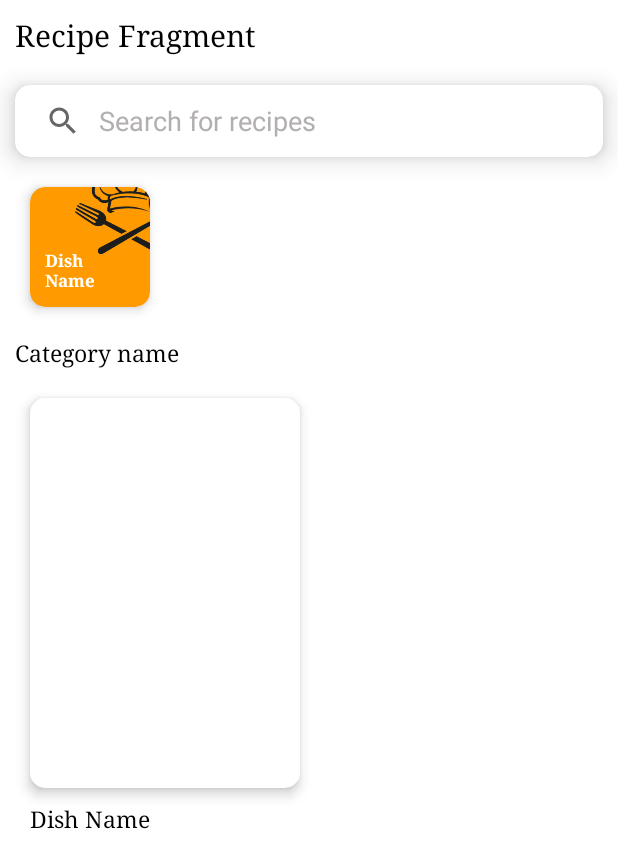
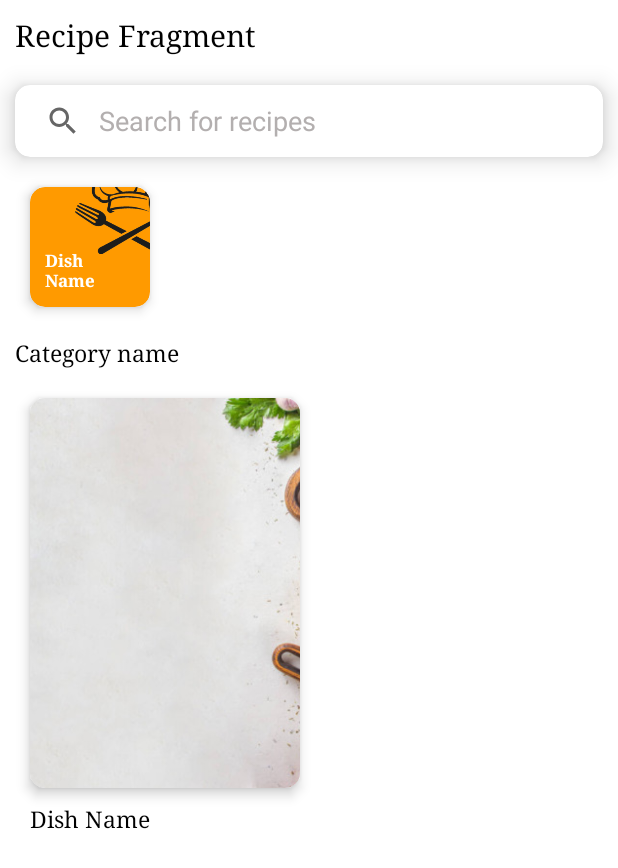
Before and after one commit to Yousuft414/ChefItUpApp, an Android app: the layout fragment_recipe_home.xml on its own in the app's theme, with its tools: preview values and no code run, on a phone screen of 412 x 824 dp. Shown: the top 868 px of the screen. Run offline under Robolectric (Android 15) with nearby library versions, the phone set to English and light mode, and no system bars.

Commit message:
Changes made to add recipe page function and data class for recipes

```diff
--- /dev/null
+++ b/app/src/main/java/project/group3tztechcorp/chefitupapp/Recipe.kt
@@ -0,0 +1,5 @@
+package project.group3tztechcorp.chefitupapp
+
+data class Recipe(var ID : Int, var Category: String, var Name: String, var Description: String,
+var Cook_Time: Int, var Image: String, var Level: String, var Prep_Time: Int, var Servings: String,
+var Ingredients: ArrayList<String>, var Directions: ArrayList<String>)
--- a/app/src/main/res/layout/fragment_recipe_home.xml
+++ b/app/src/main/res/layout/fragment_recipe_home.xml
@@ -1,11 +1,13 @@
 <?xml version="1.0" encoding="utf-8"?>
-<RelativeLayout xmlns:android="http://schemas.android.com/apk/res/android"
+<layout xmlns:android="http://schemas.android.com/apk/res/android"
     xmlns:app="http://schemas.android.com/apk/res-auto"
     xmlns:tools="http://schemas.android.com/tools"
+    tools:context=".ui.RecipeHomeFragment">
+
+    <RelativeLayout
         android:layout_width="match_parent"
         android:layout_height="match_parent"
-    android:background="@color/white"
-    tools:context=".ui.RecipeHomeFragment">
+        android:background="@color/white">
 
         <ScrollView
             android:layout_width="match_parent"
@@ -58,12 +60,12 @@
                     tools:listitem="@layout/item_main_category" />
 
                 <TextView
+                    android:id="@+id/tvCategory"
                     android:layout_width="match_parent"
                     android:layout_height="wrap_content"
                     android:fontFamily="serif"
                     android:paddingStart="10dp"
                     android:text="Category name"
-                android:id="@+id/tvCategory"
                     android:textColor="@color/black"
                     android:textSize="15sp" />
 
@@ -81,3 +83,4 @@
         </ScrollView>
 
     </RelativeLayout>
+</layout>
--- a/app/src/main/res/layout/item_main_category.xml
+++ b/app/src/main/res/layout/item_main_category.xml
@@ -30,7 +30,7 @@
                 android:src="@drawable/chef_icon"/>
 
             <TextView
-                android:id="@+id/tv_dish_name"
+                android:id="@+id/categoryName"
                 android:layout_width="match_parent"
                 android:layout_height="wrap_content"
                 android:text="Dish Name"
--- a/app/src/main/res/layout/item_sub_category.xml
+++ b/app/src/main/res/layout/item_sub_category.xml
@@ -18,7 +18,8 @@
             android:id="@+id/img_dish"
             android:layout_width="match_parent"
             android:scaleType="centerCrop"
-            android:layout_height="match_parent" />
+            android:layout_height="match_parent"
+            android:src="@drawable/loginbackground"/>
 
 
 
@@ -31,7 +32,7 @@
 
 
         <TextView
-            android:id="@+id/tv_dish_name"
+            android:id="@+id/recipeName"
             android:layout_width="match_parent"
             android:layout_height="wrap_content"
             android:text="Dish Name"
```
Also changed, not shown: app/src/main/java/project/group3tztechcorp/chefitupapp/adapter/MainCategoryAdapter.kt (added, +34 -0 lines), app/src/main/java/project/group3tztechcorp/chefitupapp/adapter/SubCategoryAdapter.kt (added, +33 -0 lines), app/src/main/java/project/group3tztechcorp/chefitupapp/ui/RecipeHomeFragment.kt (+53 -1 lines). Lines whose indentation alone changed are shown as unchanged.
